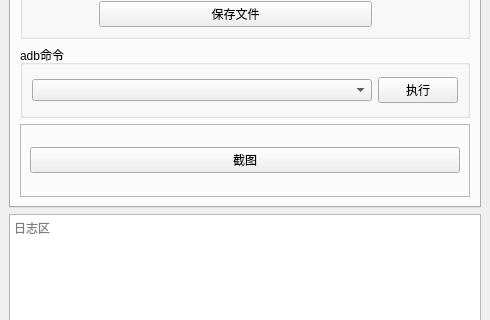
Above: mainwindow.ui from qianmang2/AndroidAssist before the change; both pictures show x 0 to 490 and y 136 to 456 of the 490 by 572 pixel window. Below: the same form after it.
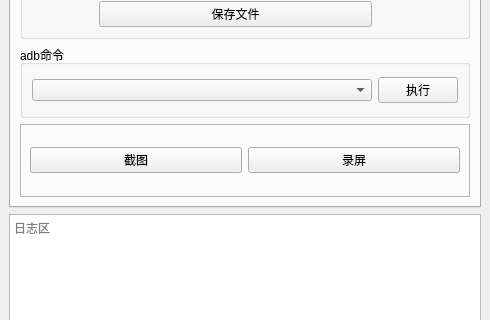
That is the form after the change.

Patch:
```diff
--- a/mainwindow.ui
+++ b/mainwindow.ui
@@ -129,6 +129,13 @@
              </property>
             </widget>
            </item>
+           <item row="0" column="1">
+            <widget class="QPushButton" name="pbScreenRecord">
+             <property name="text">
+              <string>录屏</string>
+             </property>
+            </widget>
+           </item>
           </layout>
          </widget>
         </item>
```
